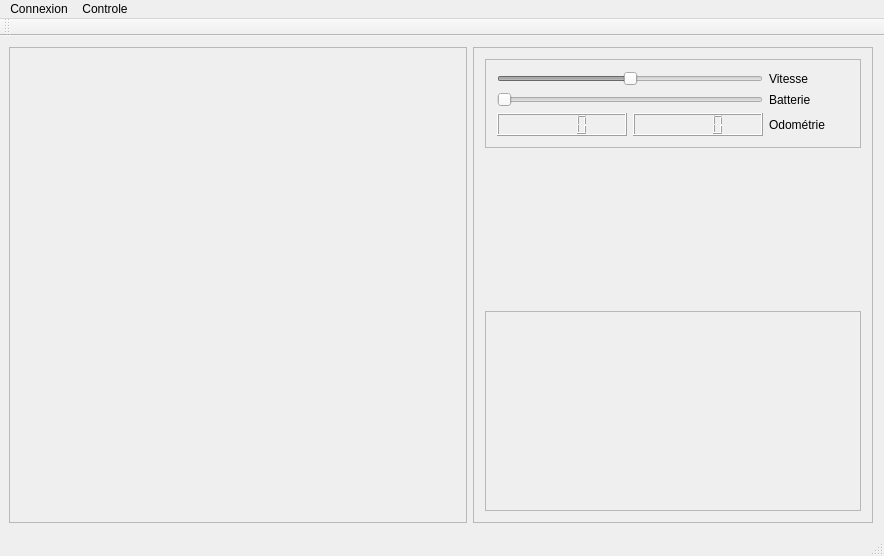
Above: mainwindow.ui from BOISSARD/WifiBot before the change. Below: the same form after it.
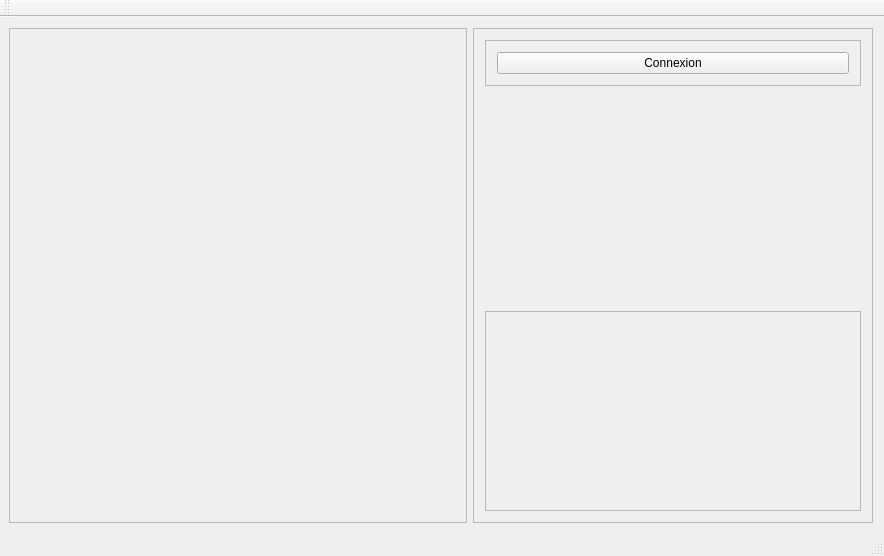
That is the form after the change. Custom widgets are drawn as their Qt base class.

Patch:
```diff
--- a/mainwindow.ui
+++ b/mainwindow.ui
@@ -38,36 +38,7 @@
       <property name="frameShadow">
        <enum>QFrame::Raised</enum>
       </property>
-      <layout class="QGridLayout" name="gridLayout_4">
-       <item row="0" column="0">
-        <widget class="VlcWidgetVideo" name="Video" native="true">
-         <property name="minimumSize">
-          <size>
-           <width>320</width>
-           <height>240</height>
-          </size>
-         </property>
-         <property name="maximumSize">
-          <size>
-           <width>1080</width>
-           <height>960</height>
-          </size>
-         </property>
-         <property name="sizeIncrement">
-          <size>
-           <width>1</width>
-           <height>1</height>
-          </size>
-         </property>
-         <property name="autoFillBackground">
-          <bool>true</bool>
-         </property>
-         <property name="styleSheet">
-          <string notr="true"/>
-         </property>
-        </widget>
-       </item>
-      </layout>
+      <layout class="QGridLayout" name="gridLayout_4"/>
      </widget>
     </item>
     <item>
@@ -106,99 +77,10 @@
           <enum>QFrame::Raised</enum>
          </property>
          <layout class="QGridLayout" name="gridLayout_3">
-          <item row="2" column="1">
-           <widget class="QLabel" name="lBatterie">
-            <property name="sizePolicy">
-             <sizepolicy hsizetype="Minimum" vsizetype="Preferred">
-              <horstretch>0</horstretch>
-              <verstretch>0</verstretch>
-             </sizepolicy>
-            </property>
-            <property name="minimumSize">
-             <size>
-              <width>80</width>
-              <height>0</height>
-             </size>
-            </property>
-            <property name="maximumSize">
-             <size>
-              <width>80</width>
-              <height>16777215</height>
-             </size>
-            </property>
+          <item row="0" column="0">
+           <widget class="QPushButton" name="connectionBtn">
             <property name="text">
-             <string>Batterie</string>
-            </property>
-           </widget>
-          </item>
-          <item row="2" column="0">
-           <widget class="QSlider" name="batterie">
-            <property name="enabled">
-             <bool>false</bool>
-            </property>
-            <property name="maximum">
-             <number>255</number>
-            </property>
-            <property name="orientation">
-             <enum>Qt::Horizontal</enum>
-            </property>
-           </widget>
-          </item>
-          <item row="4" column="0">
-           <layout class="QGridLayout" name="gridLayout_6">
-            <item row="0" column="1">
-             <widget class="QLCDNumber" name="OdoR"/>
-            </item>
-            <item row="0" column="0">
-             <widget class="QLCDNumber" name="OdoL"/>
-            </item>
-           </layout>
-          </item>
-          <item row="1" column="1">
-           <widget class="QLabel" name="lVitesseD">
-            <property name="sizePolicy">
-             <sizepolicy hsizetype="Minimum" vsizetype="Preferred">
-              <horstretch>0</horstretch>
-              <verstretch>0</verstretch>
-             </sizepolicy>
-            </property>
-            <property name="minimumSize">
-             <size>
-              <width>80</width>
-              <height>0</height>
-             </size>
-            </property>
-            <property name="maximumSize">
-             <size>
-              <width>80</width>
-              <height>16777215</height>
-             </size>
-            </property>
-            <property name="text">
-             <string>Vitesse</string>
-            </property>
-           </widget>
-          </item>
-          <item row="1" column="0">
-           <widget class="QSlider" name="vitesseD">
-            <property name="enabled">
-             <bool>false</bool>
-            </property>
-            <property name="minimum">
-             <number>-100</number>
-            </property>
-            <property name="maximum">
-             <number>100</number>
-            </property>
-            <property name="orientation">
-             <enum>Qt::Horizontal</enum>
-            </property>
-           </widget>
-          </item>
-          <item row="4" column="1">
-           <widget class="QLabel" name="label_2">
-            <property name="text">
-             <string>Odométrie</string>
+             <string>Connexion</string>
             </property>
            </widget>
           </item>
@@ -239,12 +121,12 @@
           <enum>QFrame::Raised</enum>
          </property>
          <layout class="QHBoxLayout" name="horizontalLayout_2">
-    <item>
-     <widget class="JoyPad" name="widget1" native="true"/>
-    </item>
-    <item>
-     <widget class="JoyPad" name="widget2" native="true"/>
-    </item>
+          <item>
+           <widget class="JoyPad" name="widget1" native="true"/>
+          </item>
+          <item>
+           <widget class="JoyPad" name="widget2" native="true"/>
+          </item>
          </layout>
         </widget>
        </item>
@@ -253,34 +135,7 @@
     </item>
    </layout>
   </widget>
-  <widget class="QMenuBar" name="menuBar">
-   <property name="geometry">
-    <rect>
-     <x>0</x>
-     <y>0</y>
-     <width>884</width>
-     <height>22</height>
-    </rect>
-   </property>
-   <widget class="QMenu" name="menuConnexion">
-    <property name="title">
-     <string>Connexion</string>
-    </property>
-    <addaction name="actionConnecter_en_TCP"/>
-    <addaction name="actionD_connexion"/>
-    <addaction name="separator"/>
-    <addaction name="actionFermer"/>
-   </widget>
-   <widget class="QMenu" name="menuControle">
-    <property name="title">
-     <string>Controle</string>
-    </property>
-    <addaction name="actionFenetre"/>
-    <addaction name="actionWiimote"/>
-   </widget>
-   <addaction name="menuConnexion"/>
-   <addaction name="menuControle"/>
-  </widget>
+  <widget class="QStatusBar" name="statusBar"/>
   <widget class="QToolBar" name="mainToolBar">
    <attribute name="toolBarArea">
     <enum>TopToolBarArea</enum>
@@ -289,7 +144,6 @@
     <bool>false</bool>
    </attribute>
   </widget>
-  <widget class="QStatusBar" name="statusBar"/>
   <action name="actionConnecter_en_TCP">
    <property name="text">
     <string>Connecter en TCP</string>
@@ -340,16 +194,6 @@
  </widget>
  <layoutdefault spacing="6" margin="11"/>
  <customwidgets>
-  <customwidget>
-   <class>VlcWidgetVideo</class>
-   <extends>QWidget</extends>
-   <header>vlc-qt/WidgetVideo.h</header>
-   <container>1</container>
-   <slots>
-    <signal>fullscreen()</signal>
-    <slot>toggleFullscreen()</slot>
-   </slots>
-  </customwidget>
   <customwidget>
    <class>JoyPad</class>
    <extends>QWidget</extends>
```
